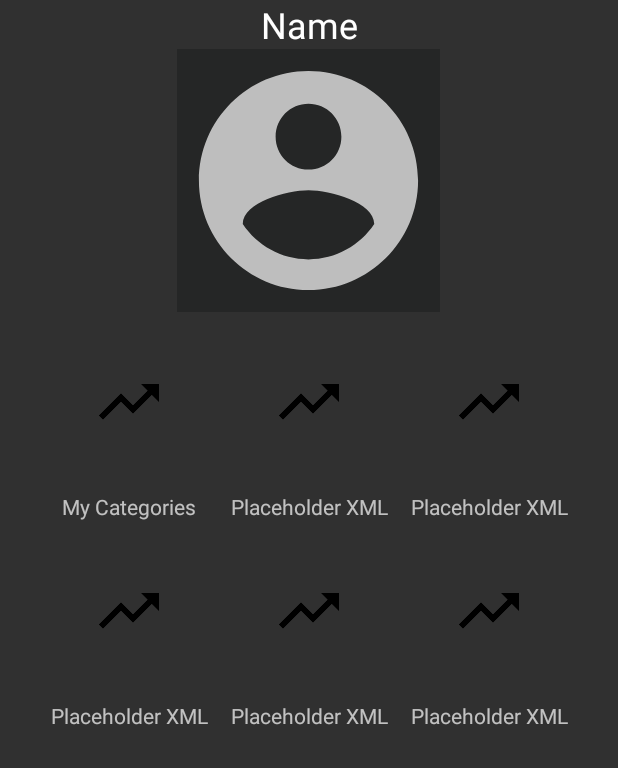
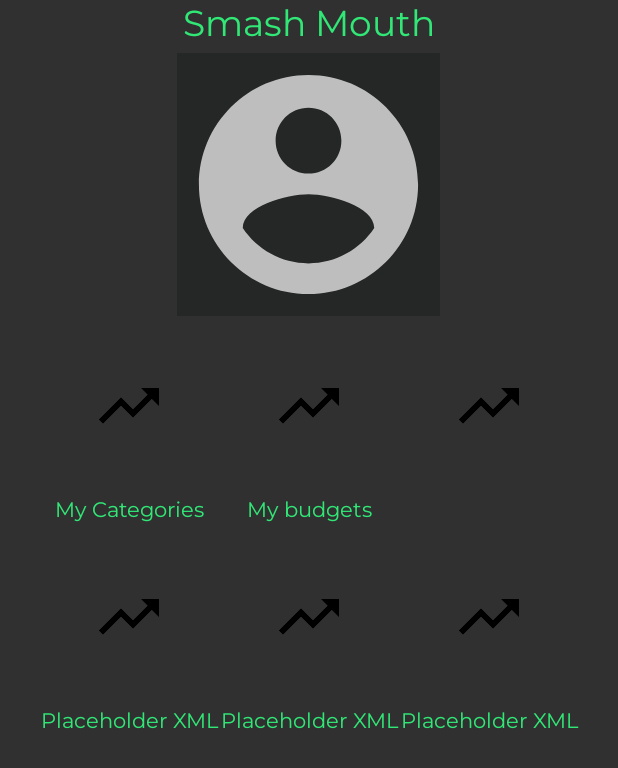
Before and after one commit to NumusINC/budgee_android, an Android app: the layout fragment_profile.xml on its own in the app's theme, with its tools: preview values and no code run, on a phone screen of 412 x 824 dp. Shown: the top 768 px of the screen. Run offline under Robolectric (Android 15) with nearby library versions, the phone set to English and light mode, and no system bars.

Commit message:
updated strings

```diff
--- a/app/src/main/res/layout/fragment_profile.xml
+++ b/app/src/main/res/layout/fragment_profile.xml
@@ -20,9 +20,11 @@
             android:layout_width="match_parent"
             android:layout_height="wrap_content"
             android:layout_weight="1"
+            android:fontFamily="@font/montserrat"
             android:text="@string/user_name"
             android:textAlignment="center"
-            android:textAppearance="@style/TextAppearance.AppCompat.Headline" />
+            android:textAppearance="@style/TextAppearance.AppCompat.Headline"
+            android:textColor="@color/colorPrimary" />
 
         <ImageView
             android:id="@+id/imageView3"
@@ -75,22 +77,28 @@
                     android:id="@+id/textView3"
                     android:layout_width="wrap_content"
                     android:layout_height="wrap_content"
+                    android:fontFamily="@font/montserrat"
                     android:text="@string/profile1"
-                    android:textAlignment="center" />
+                    android:textAlignment="center"
+                    android:textColor="@color/colorPrimary" />
 
                 <TextView
                     android:id="@+id/textView4"
                     android:layout_width="wrap_content"
                     android:layout_height="wrap_content"
+                    android:fontFamily="@font/montserrat"
                     android:text="@string/profile2"
-                    android:textAlignment="center" />
+                    android:textAlignment="center"
+                    android:textColor="@color/colorPrimary" />
 
                 <TextView
                     android:id="@+id/textView5"
                     android:layout_width="wrap_content"
                     android:layout_height="wrap_content"
+                    android:fontFamily="@font/montserrat"
                     android:text="@string/profile3"
-                    android:textAlignment="center" />
+                    android:textAlignment="center"
+                    android:textColor="@color/colorPrimary" />
 
             </TableRow>
 
@@ -130,22 +138,28 @@
                     android:id="@+id/textView3"
                     android:layout_width="wrap_content"
                     android:layout_height="wrap_content"
+                    android:fontFamily="@font/montserrat"
                     android:text="@string/profile4"
-                    android:textAlignment="center" />
+                    android:textAlignment="center"
+                    android:textColor="@color/colorPrimary" />
 
                 <TextView
                     android:id="@+id/textView4"
                     android:layout_width="wrap_content"
                     android:layout_height="wrap_content"
+                    android:fontFamily="@font/montserrat"
                     android:text="@string/profile5"
-                    android:textAlignment="center" />
+                    android:textAlignment="center"
+                    android:textColor="@color/colorPrimary" />
 
                 <TextView
                     android:id="@+id/textView5"
                     android:layout_width="wrap_content"
                     android:layout_height="wrap_content"
+                    android:fontFamily="@font/montserrat"
                     android:text="@string/profile6"
-                    android:textAlignment="center" />
+                    android:textAlignment="center"
+                    android:textColor="@color/colorPrimary" />
 
             </TableRow>
 
--- a/app/src/main/res/values/strings.xml
+++ b/app/src/main/res/values/strings.xml
@@ -4,12 +4,12 @@
     <string name="title_summary">Summary</string>
     <string name="title_profile">Profile</string>
     <string name="title_settings">Settings</string>
-    <string name="user_name">Name</string>
+    <string name="user_name">Smash Mouth</string>
 
     <!-- Proile section -->
     <string name="profile1">My Categories</string>
-    <string name="profile2">Placeholder XML</string>
-    <string name="profile3">Placeholder XML</string>
+    <string name="profile2">My budgets</string>
+    <string name="profile3"></string>
     <string name="profile4">Placeholder XML</string>
     <string name="profile5">Placeholder XML</string>
     <string name="profile6">Placeholder XML</string>
```
